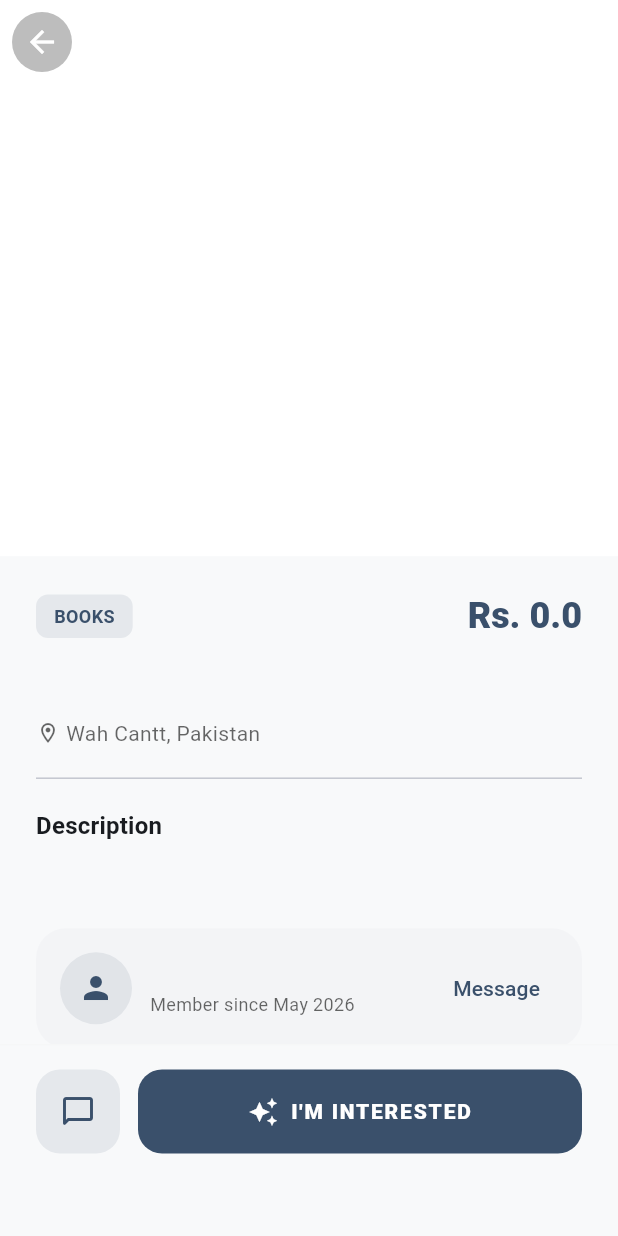
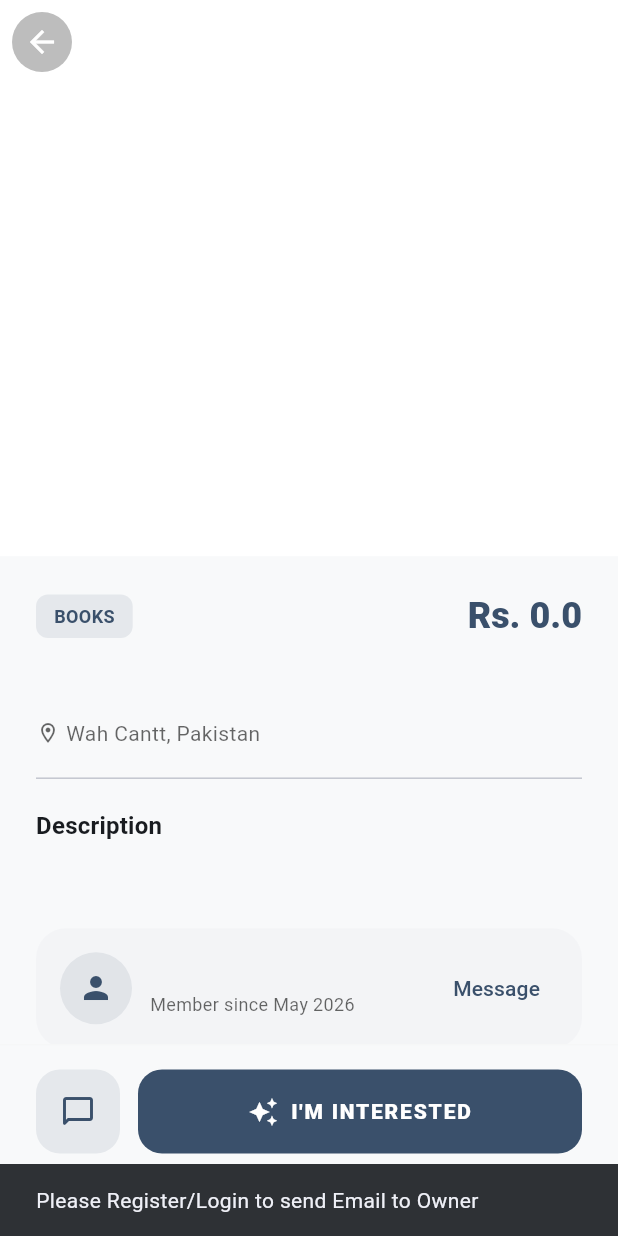
Before and after one commit to huzaifak08/Shiftipoz, a Flutter app: the ProductDetailView screen opened directly with empty values, after a tap on "I'M INTERESTED", on a phone screen of 412 x 824 dp. Run offline on Flutter 3.47's test engine with Material 3 defaults, Android fonts, the phone set to English and light mode, and no system bars; our stand-ins replace cloud_firestore, firebase_auth, firebase_core, firebase_storage, flutter_riverpod, flutter_svg and 6 more; missing offline and left inert: app_settings, firebase_app_check, flutter_geo_hash, shake_detector; accounts and stored records are empty; generated files the repository leaves out were written again; Roboto replaces fonts that are missing (Plus Jakarta Sans); project files that could hold a hidden picture were left out.

Commit message:
second internal release

```diff
--- /dev/null
+++ b/lib/utils/email_utils.dart
@@ -0,0 +1,37 @@
+import 'package:url_launcher/url_launcher.dart';
+import 'dart:developer' as dev;
+
+Future<bool> sendProductInquiry({
+  required String ownerEmail,
+  required String productName,
+  required String productType,
+}) async {
+  // 1. Construct the Subject and Body
+  final String subject = Uri.encodeComponent(
+    "Inquiry about Shiftipoz Product: $productName",
+  );
+  final String body = Uri.encodeComponent(
+    "Hi, I saw your listing for '$productName' ($productType) on Shiftipoz and I'm interested. "
+    "Is this still available? \n\nSent from Shiftipoz App.",
+  );
+
+  // 2. Create the mailto URI
+  final Uri mailUri = Uri.parse(
+    "mailto:$ownerEmail?subject=$subject&body=$body",
+  );
+
+  // 3. Launch the Email App
+  try {
+    if (await canLaunchUrl(mailUri)) {
+      await launchUrl(mailUri);
+      return true;
+    } else {
+      // Fallback if no email client is found
+      dev.log("Could not launch email client", name: "Email Utils");
+      return false;
+    }
+  } catch (e) {
+    dev.log("Error launching email: $e");
+    return false;
+  }
+}
--- a/lib/views/product_detail_view.dart
+++ b/lib/views/product_detail_view.dart
@@ -1,3 +1,4 @@
+import 'package:firebase_auth/firebase_auth.dart';
 import 'package:flutter/material.dart';
 import 'package:flutter_riverpod/flutter_riverpod.dart';
 import 'package:shiftipoz/components/delete_dialog.dart';
@@ -9,6 +10,7 @@ import 'package:shiftipoz/providers/chat_provider/chat_provider.dart';
 import 'package:shiftipoz/providers/my_product_provider/my_product_provider.dart';
 import 'package:shiftipoz/providers/user_provider/user_provider.dart';
 import 'package:shiftipoz/utils/date_formatter.dart';
+import 'package:shiftipoz/utils/email_utils.dart';
 import 'package:shiftipoz/views/add_update_product_view/add_update_product_view.dart';
 import 'package:shimmer/shimmer.dart';
 
@@ -97,7 +99,13 @@ class _ProductDetailViewState extends ConsumerState<ProductDetailView> {
           ),
 
           // 3. STICKY BOTTOM ACTIONS
-          _buildBottomActions(context, isOwner, theme, widget.product),
+          _buildBottomActions(
+            context,
+            isOwner,
+            theme,
+            widget.product,
+            authUser,
+          ),
         ],
       ),
     );
@@ -346,7 +354,19 @@ class _ProductDetailViewState extends ConsumerState<ProductDetailView> {
     bool isOwner,
     ThemeData theme,
     ProductModel product,
+    User? authUser,
   ) {
+    final seller = ref.read(userProfileProvider(widget.product.ownerId)).value;
+
+    if (seller == null) {
+      return _LargeButton(
+        label: "NO SELLER",
+        icon: Icons.auto_awesome,
+        color: theme.colorScheme.primary,
+        onTap: () {},
+      );
+    }
+
     return Positioned(
       bottom: 0,
       left: 0,
@@ -431,7 +451,35 @@ class _ProductDetailViewState extends ConsumerState<ProductDetailView> {
                             label: "I'M INTERESTED",
                             icon: Icons.auto_awesome,
                             color: theme.colorScheme.primary,
-                            onTap: () {},
+                            onTap: () async {
+                              if (authUser?.email == null) {
+                                ScaffoldMessenger.of(context).showSnackBar(
+                                  SnackBar(
+                                    content: Text(
+                                      "Please Register/Login to send Email to Owner",
+                                    ),
+                                  ),
+                                );
+                              }
+                              bool isEmailSend = await sendProductInquiry(
+                                ownerEmail: seller?.email ?? "No Email Address",
+                                productName: product.title,
+                                productType: product.categoryType.name,
+                              );
+
+                              if (!isEmailSend) {
+                                ScaffoldMessenger.of(
+                                  AppData.shared.navigatorKey.currentContext ??
+                                      context,
+                                ).showSnackBar(
+                                  SnackBar(
+                                    content: Text(
+                                      "Facing some issue while sending email. Please try again",
+                                    ),
+                                  ),
+                                );
+                              }
+                            },
                           ),
                         ),
                       ],
--- a/pubspec.yaml
+++ b/pubspec.yaml
@@ -16,7 +16,7 @@ publish_to: "none" # Remove this line if you wish to publish to pub.dev
 # https://developer.apple.com/library/archive/documentation/General/Reference/InfoPlistKeyReference/Articles/CoreFoundationKeys.html
 # In Windows, build-name is used as the major, minor, and patch parts
 # of the product and file versions while build-number is used as the build suffix.
-version: 0.0.7+7
+version: 1.0.1+19
 
 environment:
   sdk: ^3.10.7
@@ -54,6 +54,7 @@ dependencies:
   shared_preferences: ^2.5.5
   shimmer: ^3.0.0
   sqflite: ^2.4.2+1
+  url_launcher: ^6.3.2
   uuid: ^4.5.3
 
 dev_dependencies:
```
Also changed, not shown: lib/main.dart (+6 -1 lines), lib/views/chats_view/chats_view.dart (+40 -8 lines), lib/views/my_product_view.dart (+8 -1 lines), lib/views/products_view/products_view.dart (+4 -3 lines), pubspec.lock, 11 other files.
